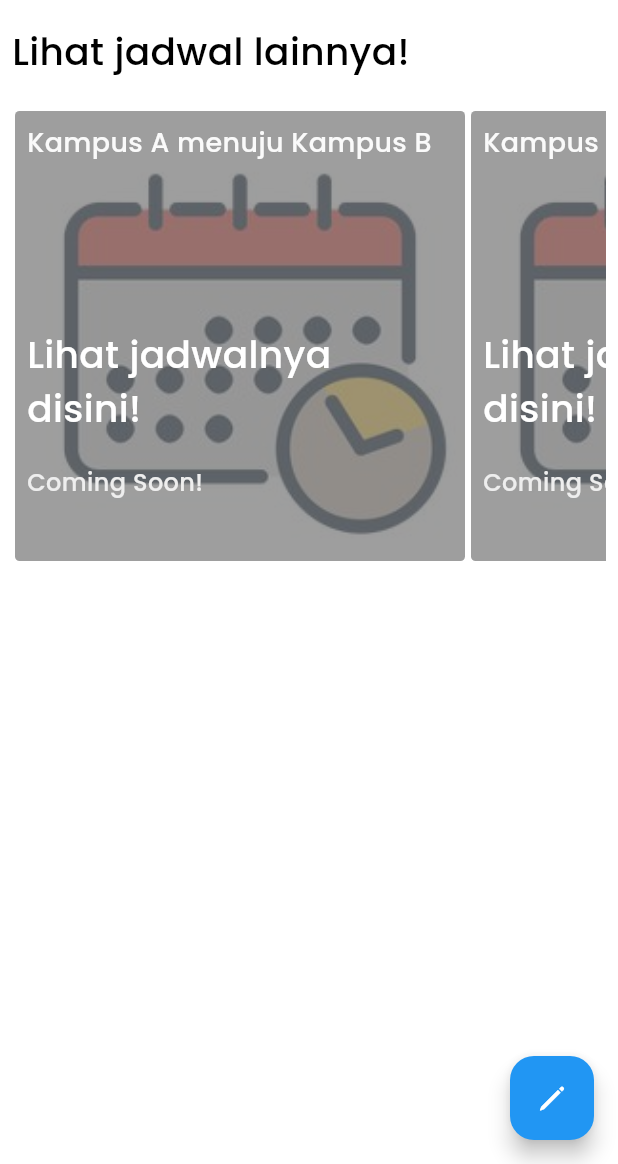
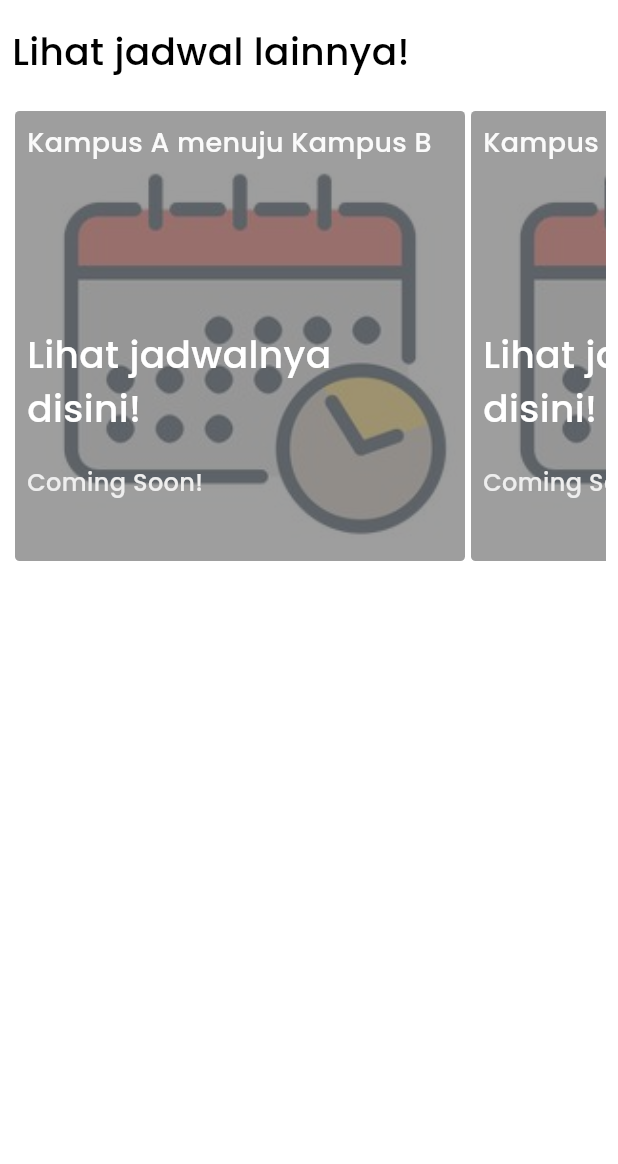
Before and after one commit to otto12os/ProjectUTS, a Flutter app: the InfoPage screen opened directly, on a phone screen of 412 x 824 dp, the part 72-1236 px from its top. Run offline on Flutter 3.47's test engine with Material 3 defaults, Android fonts, the phone set to English and light mode, and no system bars; our stand-ins replace google_fonts.

Commit message:
delete icon

```diff
--- a/lib/screens/info_page.dart
+++ b/lib/screens/info_page.dart
@@ -40,11 +40,6 @@ class InfoPage extends StatelessWidget {
         return false;
       },
       child: Scaffold(
-        floatingActionButton: FloatingActionButton(
-            onPressed: (){},
-          backgroundColor: Colors.blue,
-          child: const Icon(CupertinoIcons.pen, color: Colors.white,),
-        ),
         appBar: AppBar(
           iconTheme: IconThemeData(
             color: Colors.grey.shade500,
```
